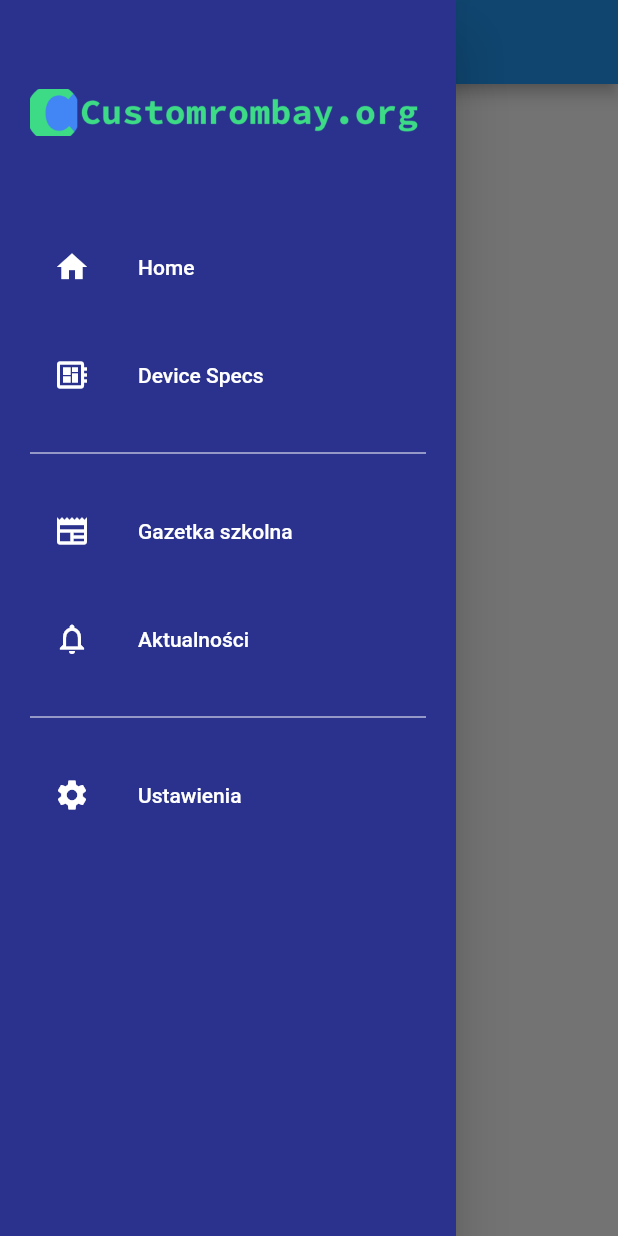
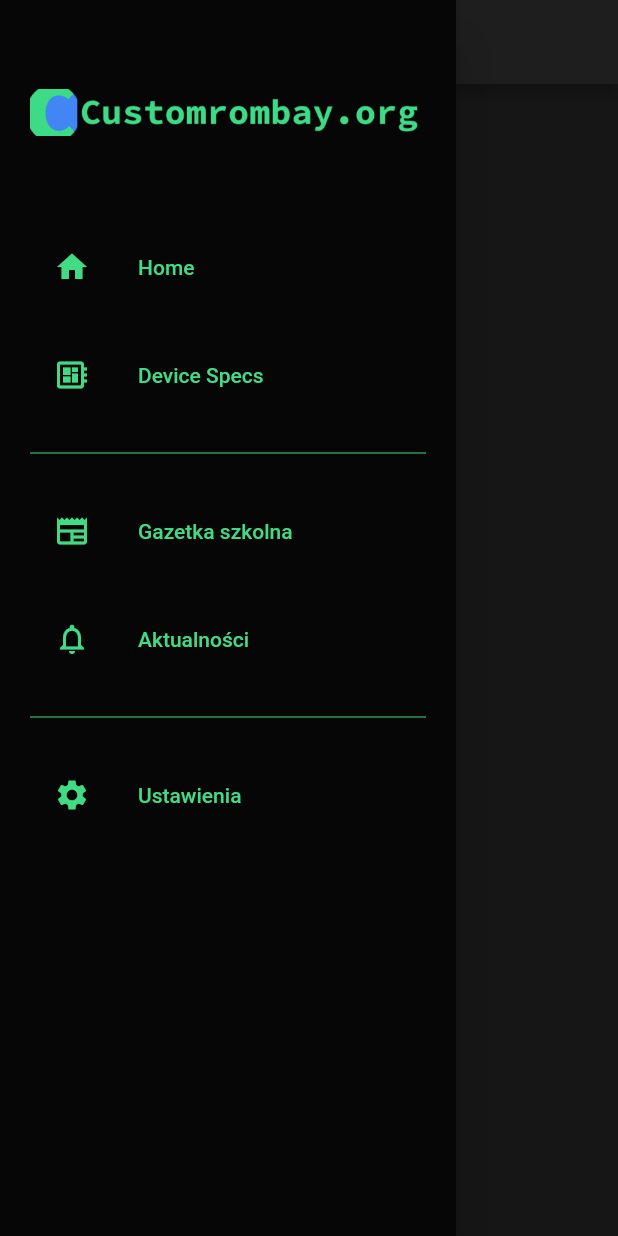
Before and after one commit to Customrombay/CustomRomApp, a Flutter app: the screen it shows after launch, with the side drawer open, on a phone screen of 412 x 824 dp. Run offline on Flutter 3.47's test engine with Material 2 defaults, Android fonts, the phone set to English and light mode, and no system bars; our stand-ins replace device_info_plus; missing offline and left inert: system_info2.

Commit message:
Changed app theme

```diff
--- a/lib/main.dart
+++ b/lib/main.dart
@@ -16,16 +16,8 @@ class MyApp extends StatelessWidget {
     return MaterialApp(
       title: 'Flutter Demo',
       theme: ThemeData(
-        // This is the theme of your application.
-        //
-        // Try running your application with "flutter run". You'll see the
-        // application has a blue toolbar. Then, without quitting the app, try
-        // changing the primarySwatch below to Colors.green and then invoke
-        // "hot reload" (press "r" in the console where you ran "flutter run",
-        // or simply save your changes to "hot reload" in a Flutter IDE).
-        // Notice that the counter didn't reset back to zero; the application
-        // is not restarted.
-        primarySwatch: Colors.blue,
+        brightness: Brightness.dark,
+        primaryColor: Colors.green
       ),
       home: const MainPage()
     );
--- a/lib/widgets/drawer.dart
+++ b/lib/widgets/drawer.dart
@@ -29,7 +29,7 @@ class _NavigationDrawerWidgetState extends State<NavigationDrawerWidget> {
   Widget build(BuildContext context) {
     return Drawer(
       child: Material(
-        color: const Color(0xff2a328e),
+        color: Colors.black87,
         child: ListView(
           children: <Widget>[
             InkWell(
@@ -70,8 +70,8 @@ class _NavigationDrawerWidgetState extends State<NavigationDrawerWidget> {
     const hoverColor = Colors.white70;
 
     return ListTile(
-      leading: Icon(icon, color: color),
-      title: Text(text, style: const TextStyle(color: color)),
+      leading: Icon(icon, color: const Color.fromARGB(255, 65, 219, 134)),
+      title: Text(text, style: const TextStyle(color: Color.fromARGB(255, 65, 219, 134))),
       hoverColor: hoverColor,
       onTap: onClicked,
     );
@@ -128,7 +128,7 @@ class _NavigationDrawerWidgetState extends State<NavigationDrawerWidget> {
         onClicked: () => goToPage(context, 1),
       ),
       const SizedBox(height: 16),
-      const Divider(color: Colors.white),
+      const Divider(color: Color.fromARGB(255, 65, 219, 134)),
       const SizedBox(height: 16),
       buildMenuItem(
         text: 'Gazetka szkolna',
@@ -142,7 +142,7 @@ class _NavigationDrawerWidgetState extends State<NavigationDrawerWidget> {
         onClicked: () => goToPage(context, 4),
       ),
       const SizedBox(height: 16),
-      const Divider(color: Colors.white),
+      const Divider(color: Color.fromARGB(255, 65, 219, 134)),
       const SizedBox(height: 16),
       buildMenuItem(
         text: 'Ustawienia',
```
